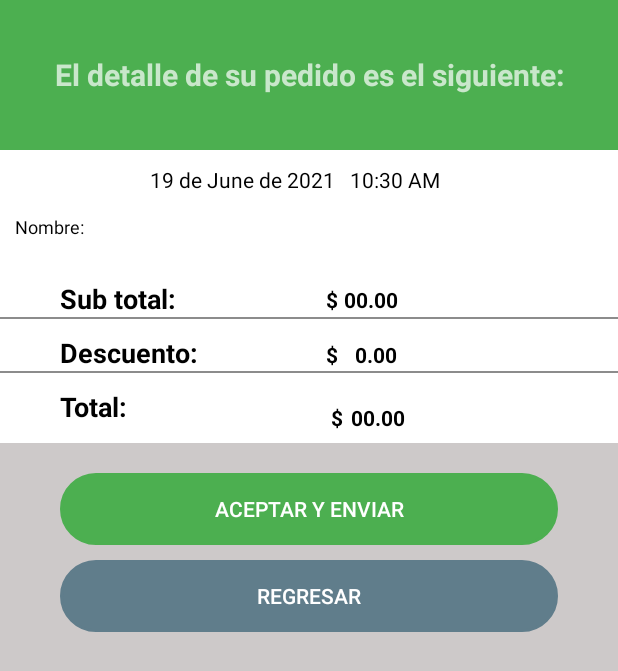
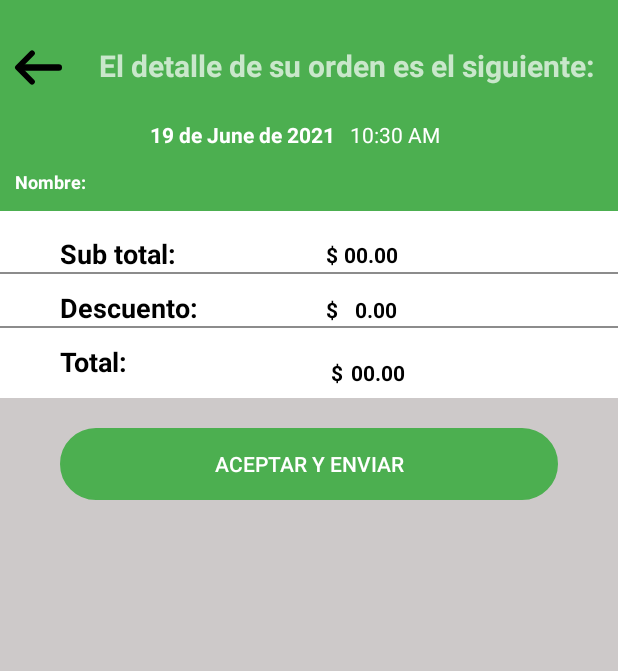
Before and after one commit to CentralSystems16/Pedidos_lab, an Android app: the TicketDatos screen opened directly, with no data from a screen before it, on a phone screen of 412 x 824 dp. Shown: the top 671 px of the screen. Run offline under Robolectric (Android 15) with nearby library versions, the phone set to English and light mode, and no system bars; our stand-ins replace Volley; libraries missing offline, so code that uses them is left out: com.itextpdf.io, com.itextpdf.kernel, com.itextpdf.layout, com.shashank.sony; network calls fail; Roboto replaces fonts that are not available here.

Commit message:
Primera versión estable, esperando cambios.

```diff
--- a/app/src/main/java/com/laboratorio/pedidos_lab/back/DatosPrincipales.java
+++ b/app/src/main/java/com/laboratorio/pedidos_lab/back/DatosPrincipales.java
@@ -78,6 +78,7 @@ public class DatosPrincipales extends AppCompatActivity implements View.OnClickL
         }
 
         if (btnParaOtra.isPressed()) {
+            Login.gIdPedido = 0;
             Intent in = new Intent(this, OtraPersona.class);
             startActivity(in);
 
--- a/app/src/main/java/com/laboratorio/pedidos_lab/back/Login.java
+++ b/app/src/main/java/com/laboratorio/pedidos_lab/back/Login.java
@@ -58,7 +58,7 @@ public class Login extends AppCompatActivity implements BiometricCallback, Seria
     String URL_USUARIOS = "http://pedidoslab.6te.net/consultas/login.php";
     public static int gIdCliente, gIdUsuario, gIdPedido, gIdFacDetPedido;
     public static String nombre, email, sexo, nacimiento;
-    public static int edad, gusuario, cliente, dui, meses;
+    public static int edad, gusuario, cliente, dui, meses, verificacion;
     String usuario, contra;
 
     @RequiresApi(api = Build.VERSION_CODES.M)
@@ -147,6 +147,7 @@ public class Login extends AppCompatActivity implements BiometricCallback, Seria
                         edad = jsonResponse.getInt("edad_usuario");
                         dui = jsonResponse.getInt("dui_usuario");
                         meses = jsonResponse.getInt("meses_usuario");
+                        verificacion = jsonResponse.getInt("verificacion");
 
                         Intent intent = new Intent(getApplicationContext(), DatosPrincipales.class);
 
@@ -161,6 +162,7 @@ public class Login extends AppCompatActivity implements BiometricCallback, Seria
                         intent.putExtra("edad_usuario", edad);
                         intent.putExtra("dui_usuario", dui);
                         intent.putExtra("meses_usuario", meses);
+                        intent.putExtra("verificacion", verificacion);
 
                         startActivity(intent);
                     } else {
--- a/app/src/main/java/com/laboratorio/pedidos_lab/back/TicketDatos.java
+++ b/app/src/main/java/com/laboratorio/pedidos_lab/back/TicketDatos.java
@@ -2,7 +2,6 @@ package com.laboratorio.pedidos_lab.back;
 
 import android.Manifest;
 import android.annotation.SuppressLint;
-import android.app.ProgressDialog;
 import android.content.Context;
 import android.content.Intent;
 import android.content.pm.ActivityInfo;
@@ -14,8 +13,8 @@ import android.os.AsyncTask;
 import android.os.Build;
 import android.os.Bundle;
 import android.os.Environment;
+import android.util.Log;
 import android.view.View;
-import android.view.WindowManager;
 import android.widget.Button;
 import android.widget.TextView;
 import android.widget.Toast;
@@ -25,6 +24,7 @@ import androidx.core.app.ActivityCompat;
 import androidx.multidex.MultiDex;
 import androidx.recyclerview.widget.LinearLayoutManager;
 import androidx.recyclerview.widget.RecyclerView;
+import com.airbnb.lottie.LottieAnimationView;
 import com.android.volley.DefaultRetryPolicy;
 import com.android.volley.Request;
 import com.android.volley.RequestQueue;
@@ -42,14 +42,13 @@ import com.itextpdf.layout.element.Cell;
 import com.itextpdf.layout.element.Image;
 import com.itextpdf.layout.element.Paragraph;
 import com.itextpdf.layout.element.Table;
-import com.itextpdf.layout.property.HorizontalAlignment;
 import com.itextpdf.layout.property.TextAlignment;
 import com.laboratorio.pedidos_lab.adapters.adapProdReport;
 import com.laboratorio.pedidos_lab.controler.ActualizarPrefactura;
 import com.laboratorio.pedidos_lab.controler.ContadorProductos;
+import com.laboratorio.pedidos_lab.controler.MiPersona;
 import com.laboratorio.pedidos_lab.front.EnviandoTicket;
 import com.laboratorio.pedidos_lab.main.ObtenerCategorias;
-import com.laboratorio.pedidos_lab.main.ObtenerProductos;
 import com.laboratorio.pedidos_lab.model.Correos;
 import com.laboratorio.pedidos_lab.model.DetReporte;
 import com.laboratory.views.R;
@@ -86,34 +85,22 @@ public class TicketDatos extends AppCompatActivity implements View.OnClickListen
     public static final String  url_pedido = "http://pedidoslab.6te.net/consultas/obtenerPedido.php"+"?id_prefactura="+ Login.gIdPedido;
     public static String  url_det_pedido = "";
     public static final String  url_det_pedido_report = "http://pedidoslab.6te.net/consultas/ObtenerDetPedidoReport.php"+"?id_prefactura="+ Login.gIdPedido;
-
-    Button regresar;
-    @SuppressLint("StaticFieldLeak")
-    public static Button btnConfirmarEnviar;
-    TextView nombreReporte, fechaReporte, totalItem, horaReporte;
-    @SuppressLint("StaticFieldLeak")
-    public static TextView subTotalReporte, totalFinal;
+    TextView fechaReporte, totalItem, horaReporte;
+    public static TextView subTotalReporte, totalFinal, nombreTicket;
     public static Double gTotal = 0.00;
-    public static RecyclerView rvProductos;
-    @SuppressLint("StaticFieldLeak")
-    public static adapProdReport adaptador;
-    public static List<DetReporte> listaProdReport;
-    public static List<Correos> listaCorreos;
+    RecyclerView rvProductos;
+    adapProdReport adaptador;
+    List<DetReporte> listaProdReport;
+    List<Correos> listaCorreos;
+    Button btnConfirmarEnviar;
     String NOMBRE_DOCUMENTO = "Examen.pdf";
-    String correo;
-    String password;
     javax.mail.Session session;
-    String nacimiento;
-    int edad;
-    String sexo;
-    String envCorreo;
-
+    int edad, meses;
+    String sexo, envCorreo, password, correo, nacimiento, nombreReporte;
+    LottieAnimationView rOfTicket;
     Date d = new Date();
-    @SuppressLint("SimpleDateFormat")
     SimpleDateFormat fecc = new SimpleDateFormat("d 'de' MMMM 'de' yyyy", Locale.getDefault());
     String fechacComplString = fecc.format(d);
-
-    @SuppressLint("SimpleDateFormat")
     SimpleDateFormat ho = new SimpleDateFormat("h:mm a");
     String horaString = ho.format(d);
 
@@ -124,7 +111,17 @@ public class TicketDatos extends AppCompatActivity implements View.OnClickListen
         setContentView(R.layout.ticked_datos);
         setRequestedOrientation(ActivityInfo.SCREEN_ORIENTATION_PORTRAIT);
 
-        nombreReporte = findViewById(R.id.nombreReporte);
+        rOfTicket = findViewById(R.id.rOfTicket);
+        rOfTicket.setOnClickListener(v -> {
+            gTotal = 0.00;
+            new ContadorProductos.GetDataFromServerIntoTextView(getApplicationContext()).execute();
+            Intent i = new Intent(getApplicationContext(), ObtenerCategorias.class);
+            startActivity(i);
+        });
+
+        nombreTicket = findViewById(R.id.nombreReporte);
+        nombreTicket.setText(DatosPrincipales.nombre);
+        nombreTicket.setText(OtraPersona.usuario);
         fechaReporte = findViewById(R.id.fechaReporte);
         subTotalReporte = findViewById(R.id.subTotalReporte);
         totalFinal = findViewById(R.id.TotalFinal);
@@ -153,15 +150,6 @@ public class TicketDatos extends AppCompatActivity implements View.OnClickListen
             ActivityCompat.requestPermissions(this, new String[]{Manifest.permission.WRITE_EXTERNAL_STORAGE,},
                     1000);
         }
-
-        regresar = findViewById(R.id.regresarProductos);
-
-        regresar.setOnClickListener(v -> {
-            gTotal = 0.00;
-            new ContadorProductos.GetDataFromServerIntoTextView(this).execute();
-            Intent i = new Intent(getApplicationContext(), ObtenerCategorias.class);
-            startActivity(i);
-        });
 
         //TODO: Correo del que quiero enviar el Email
         correo = "centralsystemsmailing@gmail.com";
@@ -195,10 +183,12 @@ public class TicketDatos extends AppCompatActivity implements View.OnClickListen
                             JSONObject jsonObject1 = jsonArray.getJSONObject(i);
 
                             jsonObject1.getString("fecha_creo");
-                            nombreReporte.setText(jsonObject1.getString("nombre_cliente"));
-                            nacimiento = jsonObject1.getString("nacimiento_cliente");
-                            edad = jsonObject1.getInt("edad_cliente");
-                            sexo = jsonObject1.getString("sexo_cliente");
+                            jsonObject1.getString("nombre_cliente");
+                            jsonObject1.getString("nacimiento_cliente");
+                            jsonObject1.getInt("edad_cliente");
+                            jsonObject1.getString("sexo_cliente");
+                            jsonObject1.getInt("meses_cliente");
+
 
                         }
 
@@ -359,15 +349,15 @@ public class TicketDatos extends AppCompatActivity implements View.OnClickListen
 
         Paragraph fecha = new Paragraph( "Fecha y hora de la orden: " + fechacComplString + " a las " + horaString);
 
-        Paragraph nombre = new Paragraph( "Paciente: " + DatosPrincipales.nombre);
+        Paragraph nombre = new Paragraph( "Paciente: " + OtraPersona.usuario + DatosPrincipales.nombre);
 
-        Paragraph dui = new Paragraph( "DUI: " + Login.dui);
+        Paragraph dui = new Paragraph( "Documento de identidad registrado: " + Login.dui);
 
-        Paragraph genero = new Paragraph( "Género: " + Login.sexo);
+        Paragraph genero = new Paragraph( "Género: " + OtraPersona.sexoCl + Login.sexo);
 
-        Paragraph fechaNac = new Paragraph( "Fecha de nacimiento: " + Login.nacimiento);
+        Paragraph fechaNac = new Paragraph( "Fecha de nacimiento: " + OtraPersona.nacCl + Login.nacimiento);
 
-        Paragraph edadCli = new Paragraph( "Edad: " + Login.edad + " Año(s) " + "con " + Login.meses + " Mes(es)");
+        Paragraph edadCli = new Paragraph( "Edad: " + OtraPersona.edadCl + Login.edad + " Año(s) " + "con " + OtraPersona.mesesCl + Login.meses + " Mes(es)");
 
         float[] medidaCeldas = {0.78f, 2.40f, 1.40f, 0.63f};
         Table table = new Table(medidaCeldas);
@@ -469,8 +459,6 @@ public class TicketDatos extends AppCompatActivity implements View.OnClickListen
 
     public void enviarPDF(){
 
-
-
         AsyncTask.execute(new Runnable() {
             @Override
             public void run() {
@@ -533,7 +521,7 @@ public class TicketDatos extends AppCompatActivity implements View.OnClickListen
     @Override
     public void onClick(View v) {
         new FancyGifDialog.Builder(this)
-                .setTitle("Hola " + Login.nombre + " ¿Está seguro de confirmar la orden?, aún puede modificar su pedido")
+                .setTitle("Hola " + OtraPersona.usuario + Login.nombre + " ¿Está seguro de confirmar la orden?, aún puede modificar su pedido")
                 .setNegativeBtnText("Cancelar")
                 .setPositiveBtnBackground(R.color.rosado)
                 .setPositiveBtnText("Confirmar")
--- a/app/src/main/java/com/laboratorio/pedidos_lab/controler/MiPersona.java
+++ b/app/src/main/java/com/laboratorio/pedidos_lab/controler/MiPersona.java
@@ -51,12 +51,14 @@ public class MiPersona {
                 String select = Login.sexo;
                 String email = Login.email;
                 String nacimiento = Login.nacimiento;
+                int meses = Login.meses;
 
                 String data = URLEncoder.encode("nombre_cliente", "UTF-8") + "=" + URLEncoder.encode(nombre, "UTF-8")
                         + "&" + URLEncoder.encode("edad_cliente", "UTF-8") + "=" + URLEncoder.encode(edad, "UTF-8")
                         + "&" + URLEncoder.encode("sexo_cliente", "UTF-8") + "=" + URLEncoder.encode(select, "UTF-8")
                         + "&" + URLEncoder.encode("email_cliente", "UTF-8") + "=" + URLEncoder.encode(email, "UTF-8")
-                        + "&" + URLEncoder.encode("nacimiento_cliente", "UTF-8") + "=" + URLEncoder.encode(nacimiento, "UTF-8");
+                        + "&" + URLEncoder.encode("nacimiento_cliente", "UTF-8") + "=" + URLEncoder.encode(nacimiento, "UTF-8")
+                        + "&" + URLEncoder.encode("meses_cliente", "UTF-8") + "=" + URLEncoder.encode(String.valueOf(meses), "UTF-8");
 
                 bufferedWriter.write(data);
                 bufferedWriter.flush();
--- a/app/src/main/res/layout/item_rv_reportes.xml
+++ b/app/src/main/res/layout/item_rv_reportes.xml
@@ -67,7 +67,7 @@
                 android:orientation="horizontal">
 
                 <TextView
-                    android:text="CLIENTE:"
+                    android:text="Cliente:"
                     android:layout_marginStart="10dp"
                     android:layout_marginTop="20dp"
                     android:layout_width="wrap_content"
--- a/app/src/main/res/layout/ticked_datos.xml
+++ b/app/src/main/res/layout/ticked_datos.xml
@@ -7,35 +7,49 @@
     android:layout_height="match_parent"
     android:orientation="vertical"
     android:background="#CDC9C9">
-    <TextView
+
+    <LinearLayout
         android:background="#4CAF50"
         android:layout_width="match_parent"
-        android:layout_height="100dp"
+        android:layout_height="wrap_content"
+        android:orientation="horizontal" >
+
+        <com.airbnb.lottie.LottieAnimationView
+            android:id="@+id/rOfTicket"
+            android:layout_marginTop="20dp"
+            android:clickable="true"
+            android:layout_width="50dp"
+            android:layout_height="50dp"
+            app:lottie_autoPlay="true"
+            app:lottie_fileName="arrow.json"
+            app:lottie_imageAssetsFolder="assets"
+            app:lottie_loop="true"
+            android:focusable="true" />
+
+        <TextView
+            android:layout_marginTop="30dp"
+            android:layout_width="match_parent"
+            android:layout_height="wrap_content"
             android:gravity="center"
-        android:text="El detalle de su pedido es el siguiente:"
+            android:text="El detalle de su orden es el siguiente:"
             android:textSize="20sp"
             android:textStyle="bold"
             tools:ignore="HardcodedText" />
 
-    <ScrollView
-        android:layout_width="match_parent"
-        android:layout_height="wrap_content">
+    </LinearLayout>
 
-        <LinearLayout
-            android:layout_width="match_parent"
-            android:layout_height="wrap_content"
-            android:orientation="vertical">
 
     <LinearLayout
         android:layout_width="match_parent"
         android:layout_height="wrap_content"
         android:orientation="horizontal"
-                android:background="@color/white" >
+        android:background="#4CAF50" >
 
         <TextView
             android:layout_marginTop="10dp"
             android:id="@+id/fechaReporte"
-                    android:textColor="@color/black"
+            android:textColor="@color/white"
+            android:textStyle="bold"
             android:layout_marginStart="100dp"
             android:layout_width="wrap_content"
             android:layout_height="wrap_content"
@@ -45,7 +59,7 @@
             android:id="@+id/horaReporte"
             android:layout_marginTop="10dp"
             android:layout_marginStart="10dp"
-                    android:textColor="@color/black"
+            android:textColor="@color/white"
             android:layout_width="wrap_content"
             android:layout_height="wrap_content"
 
@@ -54,7 +68,7 @@
     </LinearLayout>
 
     <LinearLayout
-                android:background="@color/white"
+        android:background="#4CAF50"
         android:layout_width="match_parent"
         android:layout_height="wrap_content"
         android:paddingBottom="10dp"
@@ -66,7 +80,8 @@
             android:layout_marginStart="10dp"
             android:layout_marginTop="10dp"
             android:text="Nombre:"
-                    android:textColor="@color/black"
+            android:textColor="@color/white"
+            android:textStyle="bold"
             android:textSize="12sp"
             tools:ignore="HardcodedText" />
 
@@ -78,9 +93,20 @@
             android:textStyle="bold"
             android:textSize="15sp"
             android:layout_marginStart="10dp"
-                    android:textColor="@color/black" />
+            android:textColor="@color/white" />
 
     </LinearLayout>
+
+    <ScrollView
+        android:layout_width="match_parent"
+        android:layout_height="wrap_content">
+
+        <LinearLayout
+            android:layout_width="match_parent"
+            android:layout_height="wrap_content"
+            android:orientation="vertical">
+
+
 
             <LinearLayout
                 android:layout_width="match_parent"
@@ -226,17 +252,6 @@
                 app:backgroundTint="#4CAF50"
                 android:text="Aceptar y enviar"/>
 
-            <Button
-                android:id="@+id/regresarProductos"
-                android:layout_width="match_parent"
-                android:layout_height="wrap_content"
-                android:layout_marginStart="40dp"
-                android:layout_marginEnd="40dp"
-                android:layout_marginTop="10dp"
-                app:backgroundTint="#607D8B"
-                android:background="@drawable/boton_circular"
-                android:text="Regresar"/>
-
         </LinearLayout>
     </ScrollView>
 </LinearLayout>
```
Also changed, not shown: app/src/main/java/com/laboratorio/pedidos_lab/back/OtraPersona.java (+49 -3 lines), app/src/main/java/com/laboratorio/pedidos_lab/back/clientRequest.java (added, +27 -0 lines). Lines whose indentation alone changed are shown as unchanged.
